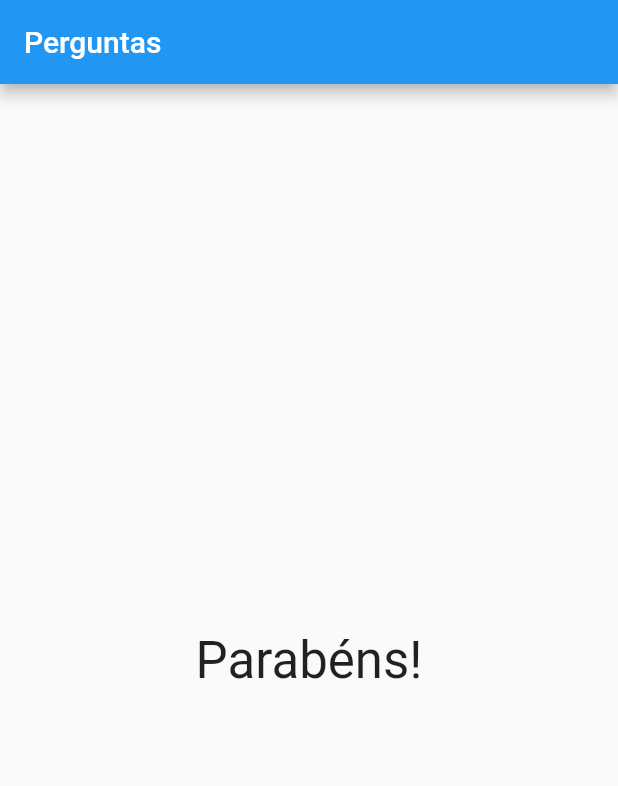
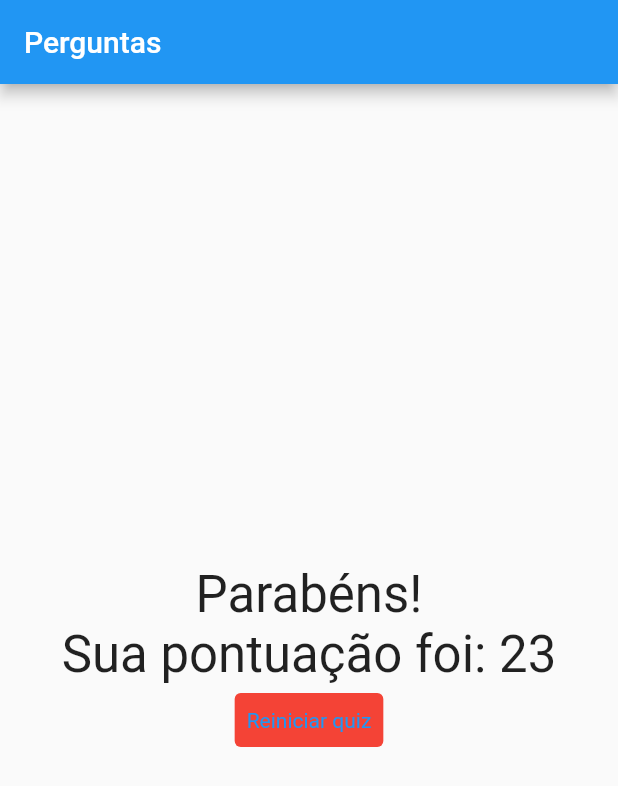
Before and after one commit to leogregorio/projeto_perguntas, a Flutter app: the screen it shows after launch, after a tap on "Verde", after a tap on "Cachorro", after a tap on "Golf", on a phone screen of 412 x 824 dp. Shown: the top 786 px of the screen. Run offline on Flutter 3.47's test engine with Material 2 defaults, Android fonts, the phone set to English and light mode, and no system bars.

Commit message:
funcionalidade questoes

```diff
--- a/lib/main.dart
+++ b/lib/main.dart
@@ -1,8 +1,7 @@
 // ignore_for_file: prefer_const_constructors, avoid_print
 
 import 'package:flutter/material.dart';
-import 'questao.dart';
-import 'resposta.dart';
+import 'questionario.dart';
 import 'resultado.dart';
 
 void main() =>  runApp(PerguntaApp());
@@ -10,28 +9,48 @@ void main() =>  runApp(PerguntaApp());
 class _PerguntaAppState extends State<PerguntaApp> {
 
   int _perguntaSelecionada = 0;
+  int _pontuacaoAtual = 0;
 
   final _perguntas = const [
     {
       "pergunta" :"Qual é sua cor favorita?",
-      "respostas":["Verde", "Azul", "Amarelo", "Roxo"],
+      "respostas":[
+        {'texto' : 'Verde', 'pontuacao' : 10},
+        {'texto' : 'Azul', 'pontuacao' : 8},
+        {'texto' : 'Amarelo', 'pontuacao' : 5},
+        {'texto' : 'Roxo', 'pontuacao' : 3},
+      ],
     },
     {
       "pergunta" :"Qual é seu animal favorito?",
-      "respostas":["Cavalo", "Cachorro", "Gato", "Onça", "Águia"],
+      "respostas":[
+        {'texto' : "Cavalo", 'pontuacao' : 10},
+        {'texto' : "Cachorro", 'pontuacao' : 8},
+        {'texto' : "Gato", 'pontuacao' : 5},
+        {'texto' : "Onça", 'pontuacao' : 3},
+        {'texto' : "Águia", 'pontuacao' : 1},
+      ],
     },
     {
       "pergunta" :"Qual é seu esporte favorito?",
-      "respostas":["Handebol", "Futebol", "Golf", "Volei"],
+      "respostas":[
+        {'texto' : "Handebol", 'pontuacao' : 10},
+        {'texto' : "Futebol", 'pontuacao' : 8},
+        {'texto' : "Golf", 'pontuacao' : 5},
+        {'texto' : "Volei", 'pontuacao' : 2},
+      ],
     }
   ];
 
 
-  void _responder() {
+  void _responder(int pontuacao) {
     if (temPerguntaSelecionada) {
       setState(() {
+        _pontuacaoAtual += pontuacao;
         _perguntaSelecionada++;
       });
+
+      print(_pontuacaoAtual);
     }
   }
 
@@ -39,12 +58,16 @@ class _PerguntaAppState extends State<PerguntaApp> {
     return _perguntaSelecionada < _perguntas.length;
   }
 
+  void _reiniciarQuestionario () {
+    setState(() {
+      _pontuacaoAtual = 0;
+      _perguntaSelecionada = 0;
+    });
+  }
 
   @override
   Widget build(BuildContext context)  {
-  List<String> respostas = temPerguntaSelecionada
-    ? _perguntas[_perguntaSelecionada].cast()['respostas']
-    : [];
+
         // usando solucao da aula
     //bool temPerguntaSelecionada = _perguntaSelecionada + 1 < _perguntas.length;
 
@@ -55,14 +78,9 @@ class _PerguntaAppState extends State<PerguntaApp> {
           title: Text("Perguntas") ),
         body:
         temPerguntaSelecionada ?
-        Column(
-          children: [
-            Questao(_perguntas[_perguntaSelecionada]['pergunta'].toString()),
-            ...respostas.map((t) => Resposta(t, _responder)).toList(),
-          ],
-        )
+          Questionario(perguntas: _perguntas, perguntaSelecionada: _perguntaSelecionada, responder: _responder)
         :
-        Resultado(),
+        Resultado(_pontuacaoAtual, _reiniciarQuestionario),
       ),
     );
   }
--- a/lib/questionario.dart
+++ b/lib/questionario.dart
@@ -1,15 +1,49 @@
 import 'package:flutter/src/foundation/key.dart';
 import 'package:flutter/src/widgets/framework.dart';
-
+import 'questao.dart';
+import 'resposta.dart';
 import 'package:flutter/material.dart';
 
 
 
-class MyWidget extends StatelessWidget {
+class Questionario extends StatelessWidget {
+
+  final List<Map<String,Object>> perguntas;
+  final int perguntaSelecionada;
+  final void Function(int) responder;
+
+  Questionario({
+    required this.perguntas,
+    required this.perguntaSelecionada,
+    required this.responder,
+  });
+
+  bool get temPerguntaSelecionada {
+    return perguntaSelecionada < perguntas.length;
+  }
+
 
 
   @override
   Widget build(BuildContext context) {
+    List<Map<String, Object>> respostas = temPerguntaSelecionada
+    ? perguntas[perguntaSelecionada].cast()['respostas']
+    : [];
+
+    return
+    Column(
+          children: [
+            Questao(this.perguntas[this.perguntaSelecionada]['pergunta'].toString()),
+
+            ...respostas.map((resp) {
+              return Resposta(
+                resp['texto'].toString(),
+                () =>
+                responder(int.parse(resp['pontuacao'].toString())),
+              );
+            }).toList(),
+          ]
+        );
 
   }
 }
--- a/lib/resposta.dart
+++ b/lib/resposta.dart
@@ -14,7 +14,6 @@ class Resposta extends StatelessWidget {
       width: double.infinity,
 
       child: ElevatedButton(
-
         child: Text(_texto),
         onPressed: _pressionar,
         style: ElevatedButton.styleFrom(
--- a/lib/resultado.dart
+++ b/lib/resultado.dart
@@ -1,14 +1,39 @@
-import 'package:flutter/cupertino.dart';
+// ignore_for_file: prefer_const_constructors
+
 import 'package:flutter/material.dart' ;
 class Resultado extends StatelessWidget {
 
+  final int _notaFinal;
+  final void Function() _funcReset;
+  Resultado(this._notaFinal, this._funcReset);
+
+
   @override
   Widget build(BuildContext context) {
-    return Center(
-              child: Text(
-                "Parabéns!",
-                style: TextStyle(fontSize: 34),
-                textAlign: TextAlign.center,),
-        );
+    // ignore: prefer_const_constructors
+    return Column(
+      mainAxisAlignment: MainAxisAlignment.center,
+      children: [
+        // ignore: prefer_const_constructors
+        Center(
+          // ignore: prefer_const_constructors
+          child:
+          (
+            Text(
+              "Parabéns!\nSua pontuação foi: ${_notaFinal}",
+              style: TextStyle(fontSize: 34),
+              textAlign: TextAlign.center,)
+          )),
+        TextButton(
+          child: Text("Reiniciar quiz"),
+          onPressed: _funcReset,
+          style: ElevatedButton.styleFrom(
+            primary: Colors.red,
+            textStyle: TextStyle(color: Colors.white),
+          ),
+        ),
+
+      ],
+    );
   }
 }
```
